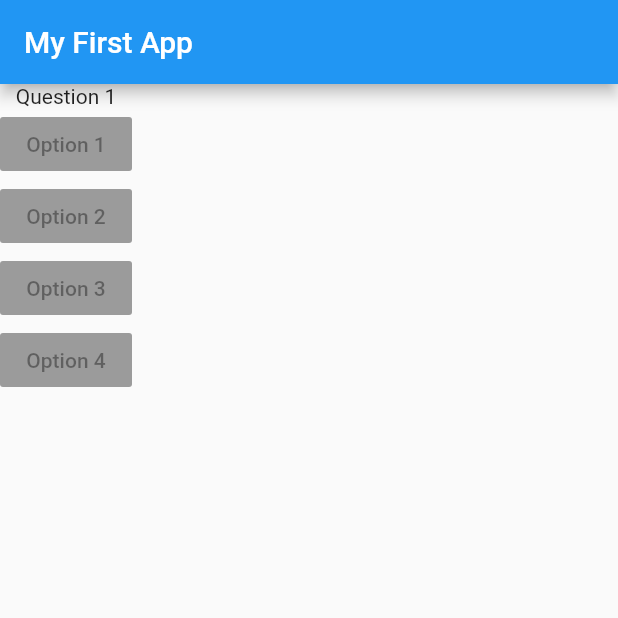
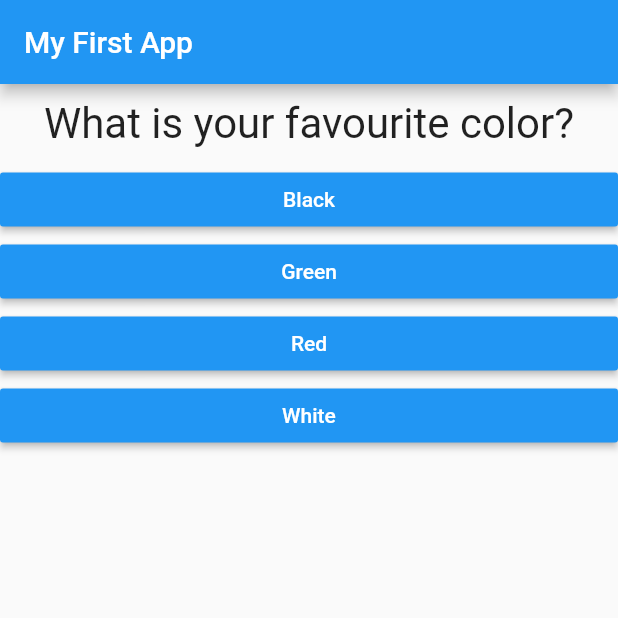
Before and after one commit to joelfinz/flutter-tutorial, a Flutter app: the screen it shows after launch, on a phone screen of 412 x 824 dp, the top half of it. Run offline on Flutter 3.47's test engine with Material 2 defaults, Android fonts, the phone set to English and light mode, and no system bars.

Commit message:
Code Refactoring

```diff
--- /dev/null
+++ b/lib/answer.dart
@@ -0,0 +1,20 @@
+import 'package:flutter/material.dart';
+
+class Answer extends StatelessWidget {
+  final Function selectHandler;
+  final String answerText;
+  Answer(this.selectHandler, this.answerText);
+
+  @override
+  Widget build(BuildContext context) {
+    return Container(
+      width: double.infinity,
+      child: RaisedButton(
+        color: Colors.blue,
+        textColor: Colors.white,
+        child: Text(answerText),
+        onPressed: selectHandler,
+      ),
+    );
+  }
+}
--- a/lib/main.dart
+++ b/lib/main.dart
@@ -1,13 +1,42 @@
 import 'package:flutter/material.dart';
+import './question.dart';
+import 'answer.dart';
 
 void main() => runApp(MyApp());
 
-class MyApp extends StatelessWidget {
+class MyApp extends StatefulWidget {
+  @override
+  State<StatefulWidget> createState() {
+    return _MyAppState();
+  }
+}
+
+class _MyAppState extends State<MyApp> {
+  var _questionIndex = 0;
+  @override
+  void _answerQuestion() {
+    setState(() {
+      _questionIndex += 1;
+    });
+    print(_questionIndex);
+    print('Answer chosen');
+  }
+
   @override
   Widget build(BuildContext context) {
     var questions = [
-      'What is your favourite color?',
-      'What is your favourite animal?',
+      {
+        'questionText': 'What is your favourite color?',
+        'answers': ['Black', 'Green', 'Red', 'White'],
+      },
+      {
+        'questionText': 'What is your favourite animal?',
+        'answers': ['Lion', 'Tiger', 'Zebra', 'Cat'],
+      },
+      {
+        'questionText': 'What is your favourite food?',
+        'answers': ['Biriyani', 'Porrota', 'Chappatti', 'Beef'],
+      },
     ];
     return MaterialApp(
       home: Scaffold(
@@ -16,23 +45,13 @@ class MyApp extends StatelessWidget {
         ),
         body: Column(
           children: [
-            Text('Question 1'),
-            RaisedButton(
-              child: Text('Option 1'),
-              onPressed: null,
+            Question(
+              questions[_questionIndex]['questionText'],
             ),
-            RaisedButton(
-              child: Text('Option 2'),
-              onPressed: null,
-            ),
-            RaisedButton(
-              child: Text('Option 3'),
-              onPressed: null,
-            ),
-            RaisedButton(
-              child: Text('Option 4'),
-              onPressed: null,
-            ),
+            ...(questions[_questionIndex]['answers'] as List<String>)
+                .map((answer) {
+              return Answer(_answerQuestion, answer);
+            }).toList()
           ],
         ),
       ),
```
Also changed, not shown: lib/question.dart (+7 -7 lines).
